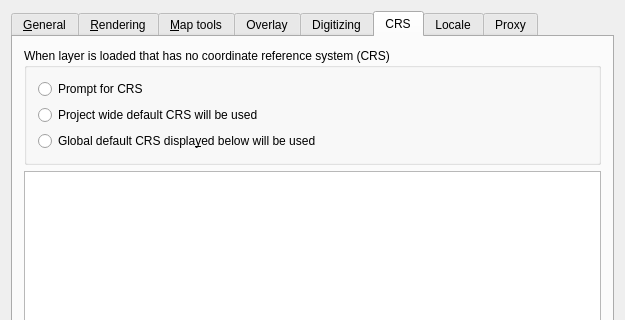
Old version of the form src/ui/qgsoptionsbase.ui in the repository qgis/QGIS; both pictures show x 0 to 625 and y 0 to 320 of the 625 by 540 pixel window.
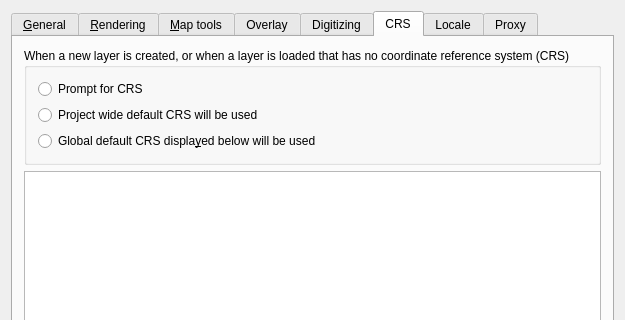
New version of the form. The open tabs and pages were chosen to show the change. Icons and pictures are not drawn. Custom widgets are drawn as their Qt base class.

The edit to the form file:
```diff
--- a/src/ui/qgsoptionsbase.ui
+++ b/src/ui/qgsoptionsbase.ui
@@ -936,7 +936,7 @@
        <item row="0" column="0">
         <widget class="QGroupBox" name="grpProjectionBehaviour">
          <property name="title">
-          <string>When layer is loaded that has no coordinate reference system (CRS)</string>
+          <string>When a new layer is created, or when a layer is loaded that has no coordinate reference system (CRS)</string>
          </property>
          <layout class="QVBoxLayout">
           <property name="margin">
```
Left out of the diff: 2 changed lines with no effect on the pictures.
